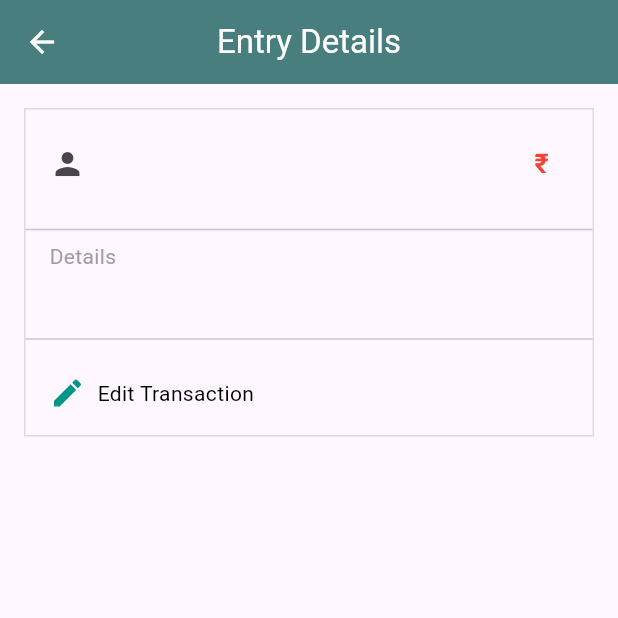
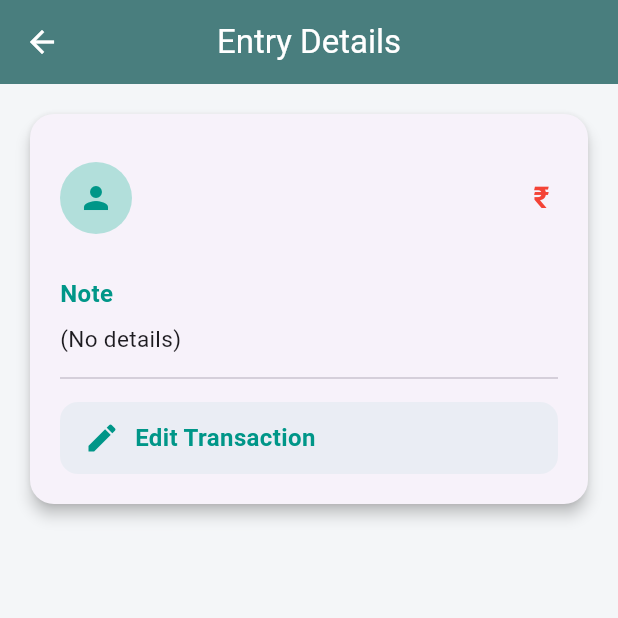
Before and after one commit to amitkanjariya/cash-in-out, a Flutter app: the EntryDetailPage screen opened directly with empty values, on a phone screen of 412 x 824 dp, the top half of it. Run offline on Flutter 3.47's test engine with Material 3 defaults, Android fonts, the phone set to English and light mode, and no system bars; our stand-ins replace font_awesome_flutter, image_picker, pdf, printing, shared_preferences; accounts and stored records are empty; network calls fail.

Commit message:
Refactor customer detail and profile pages to enhance image handling and UI; streamline transaction editing process and improve data validation.

```diff
--- a/lib/screens/customerdetailpage.dart
+++ b/lib/screens/customerdetailpage.dart
@@ -72,10 +72,8 @@ class _CustomerDetailPageState extends State<CustomerDetailPage> {
       );
       final jsonResponse = jsonDecode(response.body);
       print("user_id: ${widget.userId}");
-      print("customer_id: ${widget.customerId}");
       if (jsonResponse['success'] == true) {
         final data = jsonResponse['data'];
-        print("customer data: $data");
         setState(() {
           customerName = data['name'] ?? 'No Name';
           customerPhone = data['phone'] ?? '';
@@ -550,6 +548,7 @@ class _CustomerDetailPageState extends State<CustomerDetailPage> {
                                                     ? 'minus'
                                                     : 'plus',
                                             note: entry['note'] ?? '',
+                                            profileImageUrl: profileImageUrl,
                                           ),
                                     ),
                                   );
--- a/lib/screens/entry_detail_page.dart
+++ b/lib/screens/entry_detail_page.dart
@@ -1,6 +1,6 @@
 import 'package:cashinout/screens/edit_transaction_page.dart';
 import 'package:flutter/material.dart';
-import '../utils/helper.dart'; // Ensure formatAmount and formatDateTimeHelper are imported
+import '../utils/helper.dart';
 
 class EntryDetailPage extends StatefulWidget {
   final String transactionId;
@@ -9,6 +9,7 @@ class EntryDetailPage extends StatefulWidget {
   final String amount;
   final String type;
   final String note;
+  final String? profileImageUrl;
 
   const EntryDetailPage({
     super.key,
@@ -18,6 +19,7 @@ class EntryDetailPage extends StatefulWidget {
     required this.amount,
     required this.type,
     required this.note,
+    this.profileImageUrl,
   });
 
   @override
@@ -40,9 +42,9 @@ class _EntryDetailPageState extends State<EntryDetailPage> {
   @override
   Widget build(BuildContext context) {
     final bool isGot = widget.type == 'plus';
-    print("transactionId: ${widget.transactionId}");
 
     return Scaffold(
+      backgroundColor: const Color(0xFFF4F6F8),
       appBar: AppBar(
         backgroundColor: const Color(0xFF497E7E),
         leading: IconButton(
@@ -57,43 +59,74 @@ class _EntryDetailPageState extends State<EntryDetailPage> {
       ),
       body: Padding(
         padding: const EdgeInsets.all(16),
-        child: Container(
-          decoration: BoxDecoration(border: Border.all(color: Colors.black12)),
+        child: Card(
+          elevation: 4,
+          shape: RoundedRectangleBorder(
+            borderRadius: BorderRadius.circular(16),
+          ),
+          child: Padding(
+            padding: const EdgeInsets.all(20),
             child: Column(
               mainAxisSize: MainAxisSize.min,
               children: [
                 ListTile(
-                leading: const Icon(Icons.person),
-                title: Text(widget.name),
-                subtitle: Text(formatDateTimeHelper(updatedDateTime)),
+                  contentPadding: EdgeInsets.zero,
+                  leading: CircleAvatar(
+                    radius: 24,
+                    backgroundColor: Colors.teal.shade100,
+                    backgroundImage:
+                        widget.profileImageUrl != null &&
+                                widget.profileImageUrl!.isNotEmpty
+                            ? NetworkImage(widget.profileImageUrl!)
+                            : null,
+                    child:
+                        widget.profileImageUrl == null ||
+                                widget.profileImageUrl!.isEmpty
+                            ? const Icon(Icons.person, color: Colors.teal)
+                            : null,
+                  ),
+
+                  title: Text(
+                    widget.name,
+                    style: const TextStyle(
+                      fontSize: 18,
+                      fontWeight: FontWeight.w600,
+                    ),
+                  ),
+                  subtitle: Text(
+                    formatDateTimeHelper(updatedDateTime),
+                    style: const TextStyle(color: Colors.grey),
+                  ),
                   trailing: Text(
                     '₹ ${formatAmount(updatedAmount)}',
                     style: TextStyle(
                       color: isGot ? Colors.green : Colors.red,
                       fontWeight: FontWeight.bold,
-                    fontSize: 18,
+                      fontSize: 20,
                     ),
                   ),
                 ),
-              const Divider(),
-              const Padding(
-                padding: EdgeInsets.symmetric(horizontal: 16),
-                child: Align(
+                const SizedBox(height: 16),
+                const Align(
                   alignment: Alignment.centerLeft,
-                  child: Text("Details", style: TextStyle(color: Colors.grey)),
+                  child: Text(
+                    "Note",
+                    style: TextStyle(
+                      color: Colors.teal,
+                      fontWeight: FontWeight.bold,
+                      fontSize: 16,
                     ),
                   ),
-              Padding(
-                padding: const EdgeInsets.symmetric(
-                  horizontal: 16,
-                  vertical: 8,
                 ),
-                child: Align(
+                const SizedBox(height: 8),
+                Align(
                   alignment: Alignment.centerLeft,
-                  child: Text(updatedNote),
+                  child: Text(
+                    updatedNote.isNotEmpty ? updatedNote : "(No details)",
+                    style: const TextStyle(fontSize: 15),
                   ),
                 ),
-              const Divider(),
+                const Divider(height: 32),
                 InkWell(
                   onTap: () async {
                     final result = await Navigator.push(
@@ -118,15 +151,26 @@ class _EntryDetailPageState extends State<EntryDetailPage> {
                       });
                     }
                   },
-                child: const Padding(
-                  padding: EdgeInsets.all(16),
+                  child: Container(
+                    padding: const EdgeInsets.symmetric(
+                      vertical: 12,
+                      horizontal: 16,
+                    ),
+                    decoration: BoxDecoration(
+                      color: Colors.teal.withOpacity(0.05),
+                      borderRadius: BorderRadius.circular(12),
+                    ),
                     child: Row(
-                    children: [
+                      children: const [
                         Icon(Icons.edit, color: Colors.teal),
-                      SizedBox(width: 8),
+                        SizedBox(width: 10),
                         Text(
                           'Edit Transaction',
-                        style: TextStyle(color: Colors.black),
+                          style: TextStyle(
+                            fontSize: 16,
+                            color: Colors.teal,
+                            fontWeight: FontWeight.w600,
+                          ),
                         ),
                       ],
                     ),
@@ -136,6 +180,7 @@ class _EntryDetailPageState extends State<EntryDetailPage> {
             ),
           ),
         ),
+      ),
     );
   }
 }
--- a/lib/utils/helper.dart
+++ b/lib/utils/helper.dart
@@ -7,7 +7,7 @@ String formatDateTimeHelper(String rawDateTime) {
     final formattedTime = DateFormat("h:mm a").format(dateTime);
     return "$formattedDate · $formattedTime";
   } catch (e) {
-    return rawDateTime; // fallback in case of parse error
+    return rawDateTime;
   }
 }
 
@@ -71,26 +71,6 @@ String _monthShortName(int month) {
   return months[month - 1];
 }
 
-// Add this method for month name
-String _monthName(int month) {
-  const months = [
-    '',
-    'Jan',
-    'Feb',
-    'Mar',
-    'Apr',
-    'May',
-    'Jun',
-    'Jul',
-    'Aug',
-    'Sep',
-    'Oct',
-    'Nov',
-    'Dec',
-  ];
-  return months[month];
-}
-
 String getInitials(String name) {
   if (name.trim().isEmpty) return '';
 
@@ -104,12 +84,11 @@ String getInitials(String name) {
 
 String formatAmount(String amount) {
   try {
-    // Remove commas and parse to double
     final number = double.parse(amount.replaceAll(',', ''));
-    final absNumber = number.abs(); // Make it absolute
+    final absNumber = number.abs();
     final formatter = NumberFormat('#,##,##,###.##', 'en_IN');
     return formatter.format(absNumber);
   } catch (e) {
-    return amount; // fallback if parsing fails
+    return amount;
   }
 }
```
Also changed, not shown: lib/screens/customerprofilepage.dart (+16 -3 lines), lib/screens/edit_transaction_page.dart (+2 -12 lines). Lines whose indentation alone changed are shown as unchanged.
